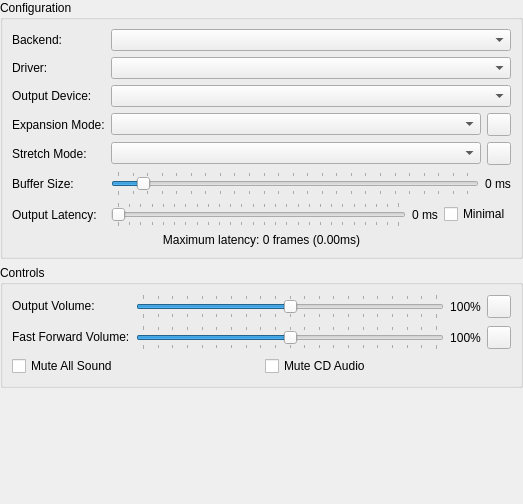
Before: the Qt Designer form src/duckstation-qt/audiosettingswidget.ui in kofxi3584karlayang/duckstation, drawn with Qt 5.
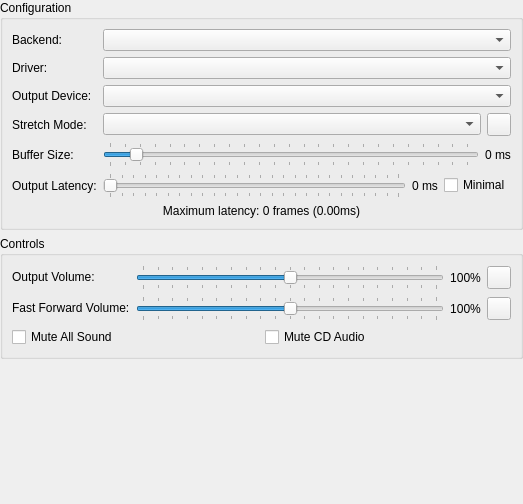
After: the same form once the commit is applied. Icons and pictures are not drawn.

What changed in the file:
```diff
--- a/src/duckstation-qt/audiosettingswidget.ui
+++ b/src/duckstation-qt/audiosettingswidget.ui
@@ -29,51 +29,17 @@
       <string>Configuration</string>
      </property>
      <layout class="QGridLayout" name="gridLayout">
+      <item row="5" column="0">
+       <widget class="QLabel" name="label_5">
+        <property name="text">
+         <string>Output Latency:</string>
+        </property>
+       </widget>
+      </item>
       <item row="2" column="1">
        <widget class="QComboBox" name="outputDevice"/>
       </item>
-      <item row="0" column="1">
-       <widget class="QComboBox" name="audioBackend"/>
-      </item>
-      <item row="1" column="0">
-       <widget class="QLabel" name="label_6">
-        <property name="text">
-         <string>Driver:</string>
-        </property>
-       </widget>
-      </item>
-      <item row="7" column="0" colspan="2">
-       <widget class="QLabel" name="bufferingLabel">
-        <property name="text">
-         <string>Maximum latency: 0 frames (0.00ms)</string>
-        </property>
-        <property name="alignment">
-         <set>Qt::AlignmentFlag::AlignCenter</set>
-        </property>
-       </widget>
-      </item>
-      <item row="0" column="0">
-       <widget class="QLabel" name="label">
-        <property name="text">
-         <string>Backend:</string>
-        </property>
-       </widget>
-      </item>
-      <item row="4" column="0">
-       <widget class="QLabel" name="label_7">
-        <property name="text">
-         <string>Stretch Mode:</string>
-        </property>
-       </widget>
-      </item>
-      <item row="2" column="0">
-       <widget class="QLabel" name="label_8">
-        <property name="text">
-         <string>Output Device:</string>
-        </property>
-       </widget>
-      </item>
-      <item row="6" column="1">
+      <item row="5" column="1">
        <layout class="QHBoxLayout" name="horizontalLayout_3">
         <item>
          <widget class="QSlider" name="outputLatencyMS">
@@ -113,62 +79,21 @@
       <item row="1" column="1">
        <widget class="QComboBox" name="driver"/>
       </item>
-      <item row="5" column="0">
+      <item row="3" column="0">
+       <widget class="QLabel" name="label_7">
+        <property name="text">
+         <string>Stretch Mode:</string>
+        </property>
+       </widget>
+      </item>
+      <item row="4" column="0">
        <widget class="QLabel" name="label_2">
         <property name="text">
          <string>Buffer Size:</string>
         </property>
        </widget>
       </item>
-      <item row="3" column="0">
-       <widget class="QLabel" name="label_9">
-        <property name="text">
-         <string>Expansion Mode:</string>
-        </property>
-       </widget>
-      </item>
-      <item row="6" column="0">
-       <widget class="QLabel" name="label_5">
-        <property name="text">
-         <string>Output Latency:</string>
-        </property>
-       </widget>
-      </item>
-      <item row="3" column="1">
-       <layout class="QHBoxLayout" name="horizontalLayout_5" stretch="1,0">
-        <item>
-         <widget class="QComboBox" name="expansionMode"/>
-        </item>
-        <item>
-         <widget class="QToolButton" name="expansionSettings">
-          <property name="toolTip">
-           <string>Expansion Settings</string>
-          </property>
-          <property name="icon">
-           <iconset theme="settings-3-line"/>
-          </property>
-         </widget>
-        </item>
-       </layout>
-      </item>
       <item row="4" column="1">
-       <layout class="QHBoxLayout" name="horizontalLayout_6" stretch="1,0">
-        <item>
-         <widget class="QComboBox" name="stretchMode"/>
-        </item>
-        <item>
-         <widget class="QToolButton" name="stretchSettings">
-          <property name="toolTip">
-           <string>Stretch Settings</string>
-          </property>
-          <property name="icon">
-           <iconset theme="settings-3-line"/>
-          </property>
-         </widget>
-        </item>
-       </layout>
-      </item>
-      <item row="5" column="1">
        <layout class="QHBoxLayout" name="horizontalLayout_4" stretch="1,0">
         <item>
          <widget class="QSlider" name="bufferMS">
@@ -207,6 +132,57 @@
         </item>
        </layout>
       </item>
+      <item row="3" column="1">
+       <layout class="QHBoxLayout" name="horizontalLayout_6" stretch="1,0">
+        <item>
+         <widget class="QComboBox" name="stretchMode"/>
+        </item>
+        <item>
+         <widget class="QToolButton" name="stretchSettings">
+          <property name="toolTip">
+           <string>Stretch Settings</string>
+          </property>
+          <property name="icon">
+           <iconset theme="settings-3-line"/>
+          </property>
+         </widget>
+        </item>
+       </layout>
+      </item>
+      <item row="2" column="0">
+       <widget class="QLabel" name="label_8">
+        <property name="text">
+         <string>Output Device:</string>
+        </property>
+       </widget>
+      </item>
+      <item row="0" column="1">
+       <widget class="QComboBox" name="audioBackend"/>
+      </item>
+      <item row="1" column="0">
+       <widget class="QLabel" name="label_6">
+        <property name="text">
+         <string>Driver:</string>
+        </property>
+       </widget>
+      </item>
+      <item row="6" column="0" colspan="2">
+       <widget class="QLabel" name="bufferingLabel">
+        <property name="text">
+         <string>Maximum latency: 0 frames (0.00ms)</string>
+        </property>
+        <property name="alignment">
+         <set>Qt::AlignmentFlag::AlignCenter</set>
+        </property>
+       </widget>
+      </item>
+      <item row="0" column="0">
+       <widget class="QLabel" name="label">
+        <property name="text">
+         <string>Backend:</string>
+        </property>
+       </widget>
+      </item>
      </layout>
     </widget>
    </item>
```
Left out of the diff: 2 changed lines with no effect on the pictures.
